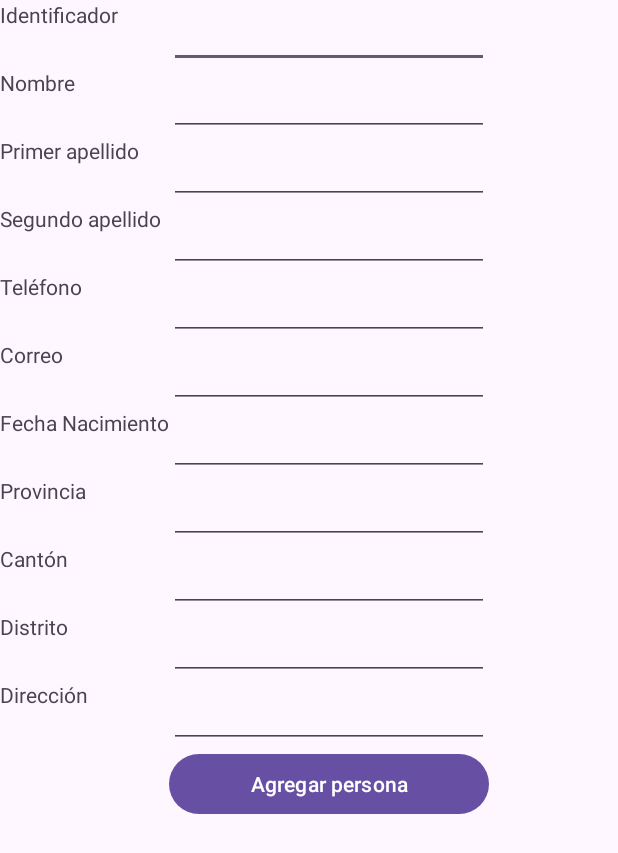
After one commit to ITI-623-App-Movil/Census, an Android app: the PersonActivity screen opened directly, with no data from a screen before it, on a phone screen of 412 x 824 dp. The commit adds this screen. Shown: the top 853 px of the screen. Run offline under Robolectric (Android 15) with nearby library versions, the phone set to English and light mode, and no system bars.

Commit message:
layout person

```diff
--- a/app/src/main/AndroidManifest.xml
+++ b/app/src/main/AndroidManifest.xml
@@ -12,6 +12,9 @@
         android:supportsRtl="true"
         android:theme="@style/Theme.Census">
         <activity
+            android:name=".PersonActivity"
+            android:exported="false" />
+        <activity
             android:name=".MainActivity"
             android:exported="true">
             <intent-filter>
--- a/app/src/main/java/Controller/PersonController.kt
+++ b/app/src/main/java/Controller/PersonController.kt
@@ -34,7 +34,7 @@ class PersonController {
         try {
             return dataManager.getAll()
         } catch (e: Exception) {
-            throw Exception(context.getString(R.string.ErrorMsgGetAll))
+            throw Exception(context.getString(R.string.ErrorMsgGetAll)
         }
     }
 
@@ -63,4 +63,15 @@ class PersonController {
             throw Exception(context.getString(R.string.ErrorMsgGetById))
         }
     }
+
+    fun removePerson(id: String) {
+        try {
+            val result = dataManager.getById(id)
+            if (result == null) {
+                throw Exception(context.getString(R.string.MsgDataNotFound))
+            }
+        } catch (e: Exception) {
+            throw Exception(context.getString(R.string.ErrorMsgRemove))
+        }
+    }
 }
--- a/app/src/main/java/Entity/Person.kt
+++ b/app/src/main/java/Entity/Person.kt
@@ -18,6 +18,8 @@ class Person {
     private var latitude: Int = 0
     private var longitude: Int = 0
     private lateinit var photo: Bitmap
+
+    constructor()
 
     constructor(id: String, name: String, fLastName: String, sLastName: String, phone: Int,
                 email: String, birthday: Date, province: Province,
--- a/app/src/main/java/Util/Util.kt
+++ b/app/src/main/java/Util/Util.kt
@@ -6,8 +6,8 @@ import java.util.Objects
 
 class Util {
     companion object {
-        fun openActivity(context: Context, objClass: Class<>){
-            val intent = Intent(context, cls = objClass)
+        fun openActivity(context: Context, objClass: Class<*>){
+            val intent = Intent(context,objClass)
             context.startActivity(intent)
         }
     }
--- /dev/null
+++ b/app/src/main/java/kgpa/census/PersonActivity.kt
@@ -0,0 +1,86 @@
+package kgpa.census
+
+import Controller.PersonController
+import Entity.Person
+import android.os.Bundle
+import android.view.View
+import android.widget.Button
+import android.widget.EditText
+import android.widget.Toast
+import androidx.activity.enableEdgeToEdge
+import androidx.appcompat.app.AppCompatActivity
+import androidx.core.view.ViewCompat
+import androidx.core.view.WindowInsetsCompat
+
+class PersonActivity : AppCompatActivity() {
+    lateinit var txtID: EditText
+    lateinit var txtName: EditText
+    lateinit var txtFLastName: EditText
+    lateinit var txtSLastName: EditText
+    lateinit var txtPhone: EditText
+    lateinit var txtEmail: EditText
+    lateinit var txtProvince: EditText
+    lateinit var txtState: EditText
+    lateinit var txtDistrict: EditText
+    lateinit var txtBirthday: EditText
+    lateinit var txtAddress: EditText
+
+    override fun onCreate(savedInstanceState: Bundle?) {
+        super.onCreate(savedInstanceState)
+        enableEdgeToEdge()
+        setContentView(R.layout.activity_person)
+        ViewCompat.setOnApplyWindowInsetsListener(findViewById(R.id.TableLayout)) { v, insets ->
+            val systemBars = insets.getInsets(WindowInsetsCompat.Type.systemBars())
+            v.setPadding(systemBars.left, systemBars.top, systemBars.right, systemBars.bottom)
+            insets
+        }
+
+        txtID = findViewById<EditText>(R.id.txtID_person)
+        txtName = findViewById<EditText>(R.id.txtName_person)
+        txtFLastName = findViewById<EditText>(R.id.txtFLastName_person)
+        txtSLastName = findViewById<EditText>(R.id.txtSLastName_person)
+        txtPhone = findViewById<EditText>(R.id.txtPhone_person)
+        txtEmail = findViewById<EditText>(R.id.txtEmail_person)
+        txtProvince = findViewById<EditText>(R.id.txtProvince_person)
+        txtState = findViewById<EditText>(R.id.txtState_person)
+        txtDistrict = findViewById<EditText>(R.id.txtDistrict_person)
+        txtBirthday = findViewById<EditText>(R.id.txtBirthday_person)
+        txtAddress = findViewById<EditText>(R.id.txtAddress_person)
+
+        var btnSave = findViewById<Button>(R.id.btnSave_person)
+        btnSave.setOnClickListener(View.OnClickListener { view ->
+            savePerson()
+        })
+    }
+
+    fun savePerson() {
+        try {
+            val person: Person = Person()
+            person.ID = txtID.text.toString()
+            person.Name = txtName.text.toString()
+            person.FLastName = txtFLastName.text.toString()
+            person.SLastName = txtSLastName.text.toString()
+            person.Phone = txtPhone.text.toString().toInt()
+            person.Email = txtEmail.text.toString()
+            // person.Birthday = txtBirthday.text.toString()
+            // person.Province = txtProvince.text.toString()
+            person.State = txtState.text.toString()
+            person.District = txtDistrict.text.toString()
+            person.Address = txtAddress.text.toString()
+
+            if (validationData()) {
+                var personController = PersonController(this)
+                personController.addPerson(person)
+            } else {
+
+            }
+        } catch (e: Exception) {
+            Toast.makeText(this,e.message.toString(),
+                Toast.LENGTH_SHORT).show()
+        }
+    }
+
+    fun validationData(): Boolean {
+        return true
+    }
+}
--- a/app/src/main/res/layout/activity_main.xml
+++ b/app/src/main/res/layout/activity_main.xml
@@ -2,18 +2,30 @@
 <androidx.constraintlayout.widget.ConstraintLayout xmlns:android="http://schemas.android.com/apk/res/android"
     xmlns:app="http://schemas.android.com/apk/res-auto"
     xmlns:tools="http://schemas.android.com/tools"
-    android:id="@+id/main"
+    android:id="@+id/TableLayout"
     android:layout_width="match_parent"
     android:layout_height="match_parent"
     tools:context=".MainActivity">
 
-    <TextView
+    <Button
+        android:id="@+id/btnPerson_main"
         android:layout_width="wrap_content"
         android:layout_height="wrap_content"
-        android:text="Hello World!"
-        app:layout_constraintBottom_toBottomOf="parent"
+        android:layout_marginTop="76dp"
+        android:text="@string/btnPersonText_main"
         app:layout_constraintEnd_toEndOf="parent"
+        app:layout_constraintHorizontal_bias="0.498"
         app:layout_constraintStart_toStartOf="parent"
         app:layout_constraintTop_toTopOf="parent" />
 
+    <Button
+        android:id="@+id/btnPeople_main"
+        android:layout_width="wrap_content"
+        android:layout_height="wrap_content"
+        android:layout_marginTop="40dp"
+        android:text="@string/btnPeopeText_main"
+        app:layout_constraintEnd_toEndOf="parent"
+        app:layout_constraintHorizontal_bias="0.498"
+        app:layout_constraintStart_toStartOf="parent"
+        app:layout_constraintTop_toBottomOf="@+id/btnPerson_main" />
 </androidx.constraintlayout.widget.ConstraintLayout>
--- /dev/null
+++ b/app/src/main/res/layout/activity_person.xml
@@ -0,0 +1,233 @@
+<?xml version="1.0" encoding="utf-8"?>
+<androidx.constraintlayout.widget.ConstraintLayout xmlns:android="http://schemas.android.com/apk/res/android"
+    xmlns:app="http://schemas.android.com/apk/res-auto"
+    xmlns:tools="http://schemas.android.com/tools"
+    android:id="@+id/TableLayout"
+    android:layout_width="match_parent"
+    android:layout_height="match_parent"
+    tools:context=".PersonActivity">
+
+    <TableLayout
+        android:layout_width="409dp"
+        android:layout_height="729dp"
+        tools:layout_editor_absoluteX="1dp"
+        tools:layout_editor_absoluteY="1dp">
+
+        <TableRow
+            android:layout_width="match_parent"
+            android:layout_height="match_parent">
+
+            <TextView
+                android:id="@+id/txtView_ID_person"
+                android:layout_width="match_parent"
+                android:layout_height="match_parent"
+                android:text="@string/TextID" />
+
+            <EditText
+                android:id="@+id/txtID_person"
+                android:layout_width="match_parent"
+                android:layout_height="match_parent"
+                android:ems="10"
+                android:inputType="text" />
+        </TableRow>
+
+        <TableRow
+            android:layout_width="match_parent"
+            android:layout_height="match_parent">
+
+            <TextView
+                android:id="@+id/txtView_Name_person"
+                android:layout_width="match_parent"
+                android:layout_height="match_parent"
+                android:text="@string/TextName" />
+
+            <EditText
+                android:id="@+id/txtName_person"
+                android:layout_width="match_parent"
+                android:layout_height="match_parent"
+                android:ems="10"
+                android:inputType="text" />
+
+        </TableRow>
+
+        <TableRow
+            android:layout_width="match_parent"
+            android:layout_height="match_parent">
+
+            <TextView
+                android:id="@+id/txtView_FLastName_person"
+                android:layout_width="match_parent"
+                android:layout_height="match_parent"
+                android:text="@string/TextFLastName" />
+
+            <EditText
+                android:id="@+id/txtFLastName_person"
+                android:layout_width="match_parent"
+                android:layout_height="match_parent"
+                android:ems="10"
+                android:inputType="text" />
+        </TableRow>
+
+        <TableRow
+            android:layout_width="match_parent"
+            android:layout_height="match_parent">
+
+            <TextView
+                android:id="@+id/txtView_SLastName_person"
+                android:layout_width="match_parent"
+                android:layout_height="match_parent"
+                android:text="@string/TextSLastName" />
+
+            <EditText
+                android:id="@+id/txtSLastName_person"
+                android:layout_width="wrap_content"
+                android:layout_height="wrap_content"
+                android:ems="10"
+                android:inputType="text" />
+        </TableRow>
+
+        <TableRow
+            android:layout_width="match_parent"
+            android:layout_height="match_parent">
+
+            <TextView
+                android:id="@+id/txtView_Phone_person"
+                android:layout_width="match_parent"
+                android:layout_height="match_parent"
+                android:text="@string/TextPhone" />
+
+            <EditText
+                android:id="@+id/txtPhone_person"
+                android:layout_width="match_parent"
+                android:layout_height="match_parent"
+                android:ems="10"
+                android:inputType="text" />
+        </TableRow>
+
+        <TableRow
+            android:layout_width="match_parent"
+            android:layout_height="match_parent">
+
+            <TextView
+                android:id="@+id/txtView_Email_person"
+                android:layout_width="match_parent"
+                android:layout_height="match_parent"
+                android:text="@string/TextEmail" />
+
+            <EditText
+                android:id="@+id/txtEmail_person"
+                android:layout_width="match_parent"
+                android:layout_height="match_parent"
+                android:ems="10"
+                android:inputType="text" />
+        </TableRow>
+
+        <TableRow
+            android:layout_width="match_parent"
+            android:layout_height="match_parent">
+
+            <TextView
+                android:id="@+id/txtView_Birthday_person"
+                android:layout_width="match_parent"
+                android:layout_height="match_parent"
+                android:text="@string/TextBirthday" />
+
+            <EditText
+                android:id="@+id/txtBirthday_person"
+                android:layout_width="wrap_content"
+                android:layout_height="wrap_content"
+                android:ems="10"
+                android:inputType="date" />
+        </TableRow>
+
+        <TableRow
+            android:layout_width="match_parent"
+            android:layout_height="match_parent">
+
+            <TextView
+                android:id="@+id/txtView_Provincia_person"
+                android:layout_width="match_parent"
+                android:layout_height="match_parent"
+                android:text="@string/TextProvince" />
+
+            <EditText
+                android:id="@+id/txtProvince_person"
+                android:layout_width="match_parent"
+                android:layout_height="match_parent"
+                android:ems="10"
+                android:inputType="text" />
+        </TableRow>
+
+        <TableRow
+            android:layout_width="match_parent"
+            android:layout_height="match_parent">
+
+            <TextView
+                android:id="@+id/txtView_State_person"
+                android:layout_width="match_parent"
+                android:layout_height="match_parent"
+                android:text="@string/TextState" />
+
+            <EditText
+                android:id="@+id/txtState_person"
+                android:layout_width="match_parent"
+                android:layout_height="match_parent"
+                android:ems="10"
+                android:inputType="text" />
+        </TableRow>
+
+        <TableRow
+            android:layout_width="match_parent"
+            android:layout_height="match_parent">
+
+            <TextView
+                android:id="@+id/txtView_District_person"
+                android:layout_width="match_parent"
+                android:layout_height="match_parent"
+                android:text="@string/TextDistrict" />
+
+            <EditText
+                android:id="@+id/txtDistrict_person"
+                android:layout_width="match_parent"
+                android:layout_height="match_parent"
+                android:ems="10"
+                android:inputType="text" />
+
+        </TableRow>
+
+        <TableRow
+            android:layout_width="match_parent"
+            android:layout_height="match_parent">
+
+            <TextView
+                android:id="@+id/txtView_Address_person"
+                android:layout_width="match_parent"
+                android:layout_height="match_parent"
+                android:text="@string/TextAddress" />
+
+            <EditText
+                android:id="@+id/txtAddress_person"
+                android:layout_width="match_parent"
+                android:layout_height="match_parent"
+                android:ems="10"
+                android:gravity="start|top"
+                android:inputType="textMultiLine" />
+        </TableRow>
+
+        <TableRow
+            android:layout_width="match_parent"
+            android:layout_height="match_parent">
+
+            <TextView
+                android:id="@+id/textView12"
+                android:layout_width="wrap_content"
+                android:layout_height="wrap_content" />
+
+            <Button
+                android:id="@+id/btnSave_person"
+                android:layout_width="wrap_content"
+                android:layout_height="wrap_content"
+                android:text="@string/btnPersonText_main" />
+        </TableRow>
+    </TableLayout>
+</androidx.constraintlayout.widget.ConstraintLayout>
--- a/app/src/main/res/values/strings.xml
+++ b/app/src/main/res/values/strings.xml
@@ -4,5 +4,20 @@
     <string name="ErrorMsgUpdate">Error al actualizar el dato</string>
     <string name="ErrorMsgRemove">Error al eliminar el dato</string>
     <string name="ErrorMsgGetAll">Error al obtener la lista de datos</string>
-    <string name="ErrorMsgGetById">Error al obtener el dato espec[ifi</string>
+    <string name="ErrorMsgGetById">Error al obtener el dato específico</string>
+    <string name="MsgDataNotFound">El dato no fue encontrado</string>
+    <string name="btnPersonText_main">Agregar persona</string>
+    <string name="btnPeopeText_main">Listar personas</string>
+    <string name="TextID">Identificador</string>
+    <string name="TextName">Nombre</string>
+    <string name="TextFLastName">Primer apellido</string>
+    <string name="TextSLastName">Segundo apellido</string>
+    <string name="TextEmail">Correo</string>
+    <string name="TextPhone">Teléfono</string>
+    <string name="TextPhoto">Foto</string>
+    <string name="TextProvince">Provincia</string>
+    <string name="TextState">Cantón</string>
+    <string name="TextDistrict">Distrito</string>
+    <string name="TextAddress">Dirección</string>
+    <string name="TextBirthday">Fecha Nacimiento</string>
 </resources>
```
Also changed, not shown: 1 other file.
